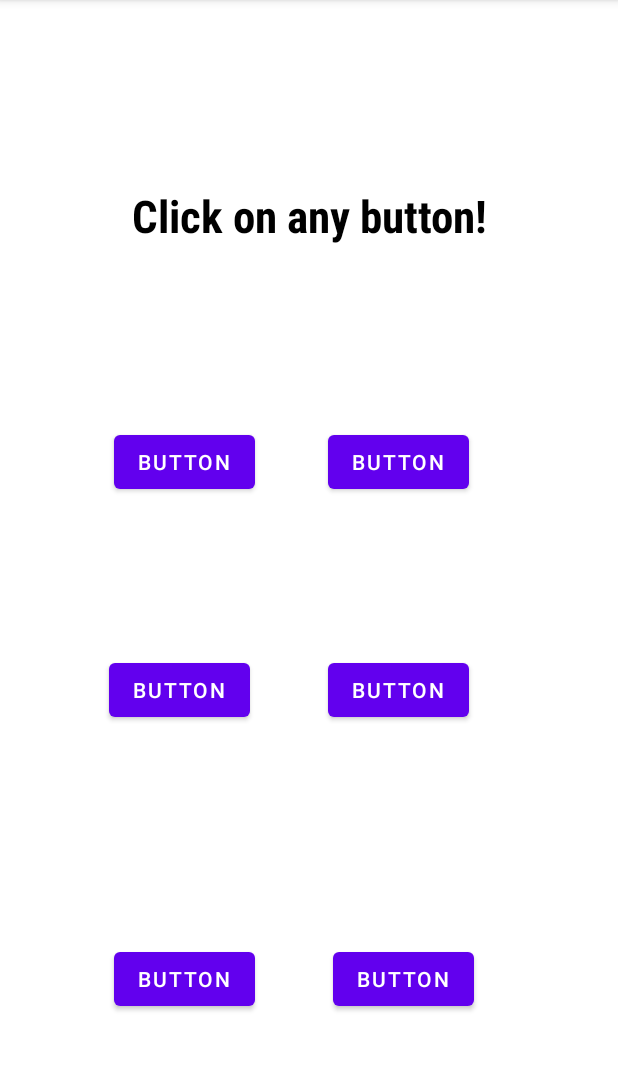
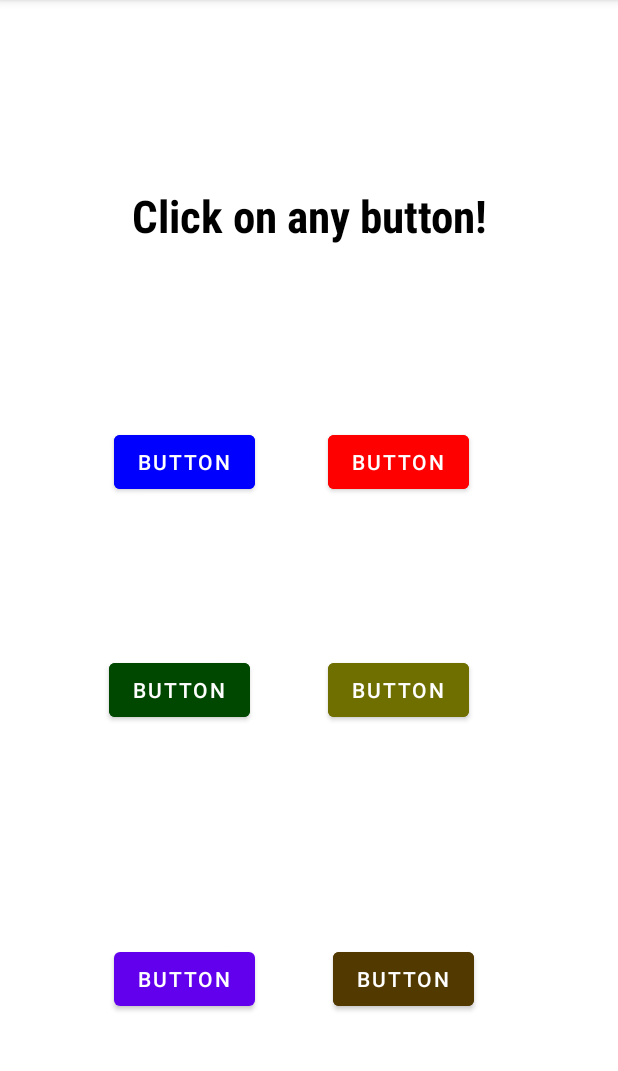
Before and after one commit to Jfecoren/AS_FirstApp, an Android app: the screen it shows after launch (MainActivity), on a phone screen of 412 x 824 dp, the part 84-1155 px from its top. Run offline under Robolectric (Android 15) with nearby library versions, the phone set to English and light mode, and no system bars.

Commit message:
buttons change color featured

```diff
--- a/app/build.gradle
+++ b/app/build.gradle
@@ -1,6 +1,7 @@
 plugins {
     id 'com.android.application'
     id 'kotlin-android'
+    id 'kotlin-android-extensions'
 }
 
 android {
--- a/app/src/main/java/com/example/sixsounds/MainActivity.kt
+++ b/app/src/main/java/com/example/sixsounds/MainActivity.kt
@@ -2,10 +2,32 @@ package com.example.sixsounds
 
 import androidx.appcompat.app.AppCompatActivity
 import android.os.Bundle
+import android.view.View
+import kotlinx.android.synthetic.main.activity_main.*
 
 class MainActivity : AppCompatActivity() {
     override fun onCreate(savedInstanceState: Bundle?) {
         super.onCreate(savedInstanceState)
         setContentView(R.layout.activity_main)
+
+        button.setOnClickListener {
+            button.isSelected = !(button.isSelected)
+        }
+        button2.setOnClickListener {
+            button2.isSelected = !(button2.isSelected)
+        }
+        button4.setOnClickListener {
+            button4.isSelected = !(button4.isSelected)
+        }
+        button5.setOnClickListener {
+            button5.isSelected = !(button5.isSelected)
+        }
+        button6.setOnClickListener {
+            button6.isSelected = !(button6.isSelected)
+        }
+        button7.setOnClickListener {
+            button7.isSelected = !(button7.isSelected)
+        }
+
     }
 }
--- /dev/null
+++ b/app/src/main/res/color/button2_background_color.xml
@@ -0,0 +1,7 @@
+<?xml version="1.0" encoding="utf-8"?>
+<selector xmlns:android="http://schemas.android.com/apk/res/android">
+    <item android:state_selected="true" android:color="#CD5C5C"/>
+    <item android:state_pressed="true" android:color="#FF0000"/>
+    <item android:color="#FF0000"/>
+
+</selector>
--- /dev/null
+++ b/app/src/main/res/color/button3_background_color.xml
@@ -0,0 +1,7 @@
+<?xml version="1.0" encoding="utf-8"?>
+<selector xmlns:android="http://schemas.android.com/apk/res/android">
+    <item android:state_selected="true" android:color="#d37000"/>
+    <item android:state_pressed="true" android:color="#523900"/>
+    <item android:color="#523900"/>
+
+</selector>
--- /dev/null
+++ b/app/src/main/res/color/button4_background_color.xml
@@ -0,0 +1,7 @@
+<?xml version="1.0" encoding="utf-8"?>
+<selector xmlns:android="http://schemas.android.com/apk/res/android">
+    <item android:state_selected="true" android:color="#00ee00"/>
+    <item android:state_pressed="true" android:color="#004800"/>
+    <item android:color="#004800"/>
+
+</selector>
--- /dev/null
+++ b/app/src/main/res/color/button5_background_color.xml
@@ -0,0 +1,7 @@
+<?xml version="1.0" encoding="utf-8"?>
+<selector xmlns:android="http://schemas.android.com/apk/res/android">
+    <item android:state_selected="true" android:color="#ffff00"/>
+    <item android:state_pressed="true" android:color="#6f6f00"/>
+    <item android:color="#6f6f00"/>
+
+</selector>
--- /dev/null
+++ b/app/src/main/res/color/button6_background_color.xml
@@ -0,0 +1,7 @@
+<?xml version="1.0" encoding="utf-8"?>
+<selector xmlns:android="http://schemas.android.com/apk/res/android">
+    <item android:state_selected="true" android:color="#ff00e7"/>
+    <item android:state_pressed="true" android:color="#800074"/>
+    <item android:color="#800074"/>
+
+</selector>
--- /dev/null
+++ b/app/src/main/res/color/button_background_color.xml
@@ -0,0 +1,6 @@
+<?xml version="1.0" encoding="utf-8"?>
+<selector xmlns:android="http://schemas.android.com/apk/res/android">
+    <item android:state_selected="true" android:color="#009688"/>
+    <item android:state_pressed="true" android:color="#0000FF"/>
+    <item android:color="#0000FF"/>
+</selector>
--- a/app/src/main/res/layout/activity_main.xml
+++ b/app/src/main/res/layout/activity_main.xml
@@ -26,6 +26,7 @@
         android:layout_width="wrap_content"
         android:layout_height="wrap_content"
         android:layout_marginTop="284dp"
+        android:backgroundTint="@color/button_background_color"
         android:text="@string/sounds"
         app:layout_constraintBottom_toTopOf="@+id/button4"
         app:layout_constraintEnd_toStartOf="@+id/button2"
@@ -39,6 +40,7 @@
         android:layout_width="wrap_content"
         android:layout_height="wrap_content"
         android:layout_marginTop="284dp"
+        android:backgroundTint="@color/button2_background_color"
         android:text="@string/sounds"
         app:layout_constraintBottom_toTopOf="@+id/button5"
         app:layout_constraintEnd_toEndOf="parent"
@@ -53,6 +55,7 @@
         android:layout_height="wrap_content"
         android:layout_marginTop="436dp"
         android:layout_marginEnd="52dp"
+        android:backgroundTint="@color/button4_background_color"
         android:text="@string/sounds"
         app:layout_constraintEnd_toStartOf="@+id/button5"
         app:layout_constraintHorizontal_bias="1.0"
@@ -64,6 +67,7 @@
         android:layout_width="wrap_content"
         android:layout_height="wrap_content"
         android:layout_marginTop="436dp"
+        android:backgroundTint="@color/button5_background_color"
         android:text="@string/sounds"
         app:layout_constraintEnd_toEndOf="parent"
         app:layout_constraintHorizontal_bias="0.688"
@@ -90,6 +94,7 @@
         android:layout_height="wrap_content"
         android:layout_marginEnd="96dp"
         android:layout_marginBottom="56dp"
+        android:backgroundTint="@color/button3_background_color"
         android:text="@string/sounds"
         app:layout_constraintBottom_toBottomOf="parent"
         app:layout_constraintEnd_toEndOf="parent"
```
Also changed, not shown: gradle/wrapper/gradle-wrapper.properties.
